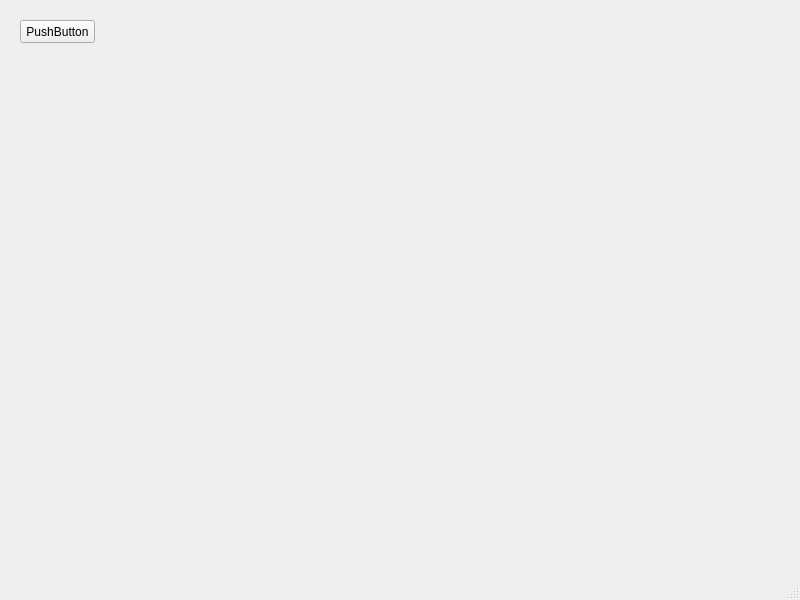
First picture: the form in RslTest/mainwindow.ui, repository Smitt64/RsWorkTools, before the edit.
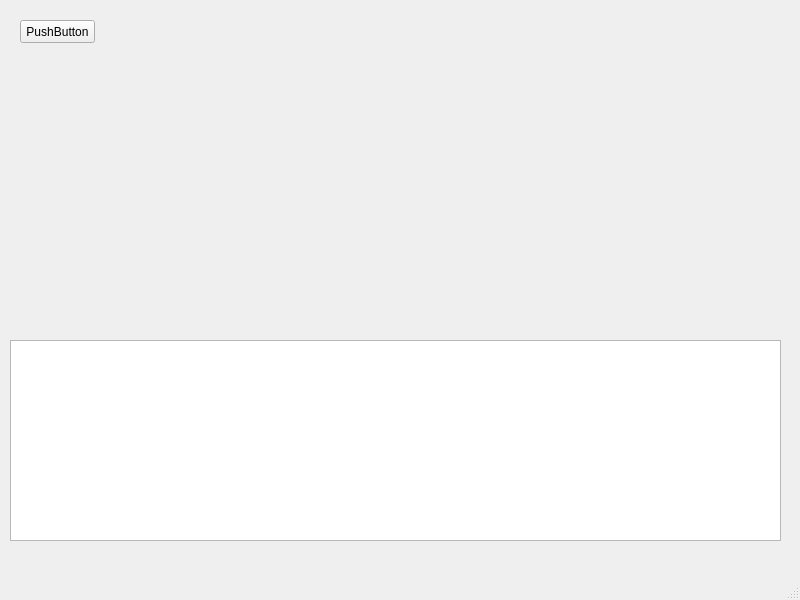
Second picture: the form after the edit.

```diff
--- a/RslTest/mainwindow.ui
+++ b/RslTest/mainwindow.ui
@@ -27,6 +27,16 @@
      <string>PushButton</string>
     </property>
    </widget>
+   <widget class="QListView" name="listView">
+    <property name="geometry">
+     <rect>
+      <x>10</x>
+      <y>340</y>
+      <width>771</width>
+      <height>201</height>
+     </rect>
+    </property>
+   </widget>
   </widget>
   <widget class="QMenuBar" name="menubar">
    <property name="geometry">
```
